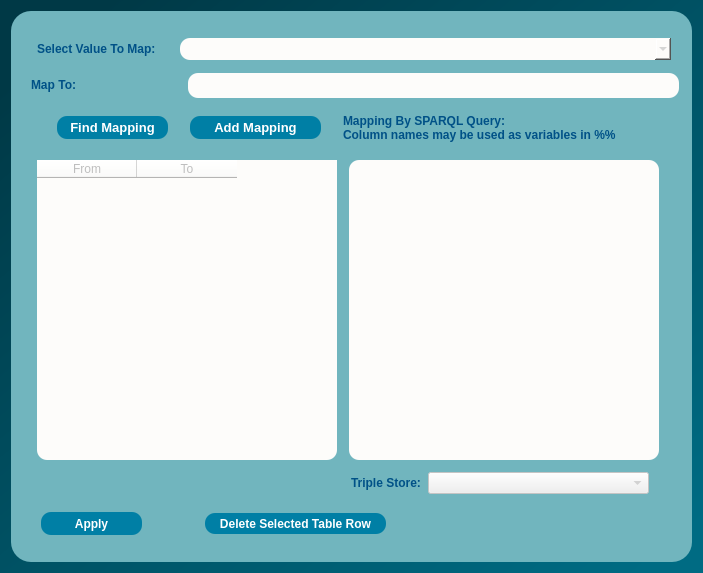
Qt form dialogs/ui/valuemappingdialog.ui (sparqlunicorn/sparqlunicornGoesGIS) before a commit.
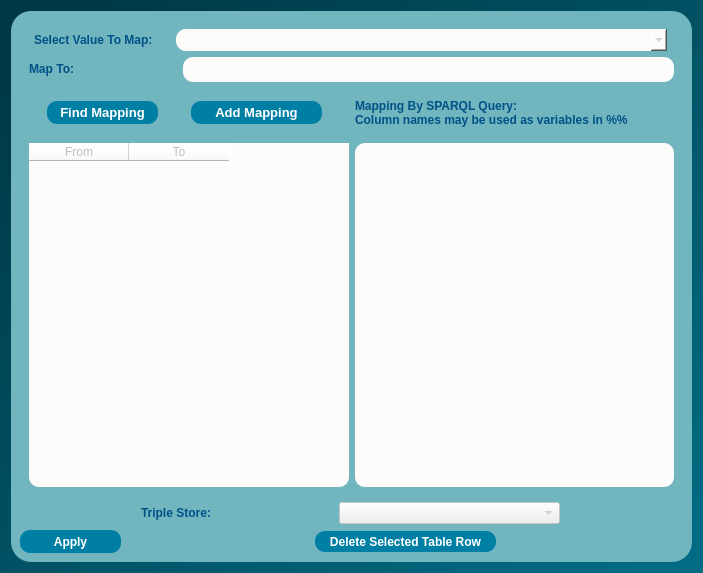
The same form after that commit.

The edit to the form file:
```diff
--- a/dialogs/ui/valuemappingdialog.ui
+++ b/dialogs/ui/valuemappingdialog.ui
@@ -6,7 +6,7 @@
    <rect>
     <x>0</x>
     <y>0</y>
-    <width>701</width>
+    <width>699</width>
     <height>569</height>
    </rect>
   </property>
@@ -27,12 +27,6 @@
        <height>551</height>
       </size>
      </property>
-     <property name="maximumSize">
-      <size>
-       <width>681</width>
-       <height>551</height>
-      </size>
-     </property>
      <property name="styleSheet">
       <string notr="true">QObject#frame{
 	background-color:qlineargradient(spread:pad, x1:0, y1:0, x2:1, y2:1, stop:0.0113636 rgba(113, 181, 190, 255));
@@ -46,15 +40,9 @@
      <property name="frameShadow">
       <enum>QFrame::Raised</enum>
      </property>
+     <layout class="QGridLayout" name="gridLayout_4">
+      <item row="0" column="0">
      <widget class="QWidget" name="widget" native="true">
-      <property name="geometry">
-       <rect>
-        <x>20</x>
-        <y>20</y>
-        <width>648</width>
-        <height>75</height>
-       </rect>
-      </property>
       <layout class="QGridLayout" name="gridLayout">
        <item row="0" column="0">
         <layout class="QHBoxLayout" name="horizontalLayout_2">
@@ -195,82 +183,8 @@
        </item>
       </layout>
      </widget>
-     <widget class="QWidget" name="widget_2" native="true">
-      <property name="geometry">
-       <rect>
-        <x>20</x>
-        <y>140</y>
-        <width>634</width>
-        <height>318</height>
-       </rect>
-      </property>
-      <layout class="QGridLayout" name="gridLayout_2">
-       <item row="0" column="0">
-        <widget class="QTableWidget" name="valmaptable">
-         <property name="enabled">
-          <bool>false</bool>
-         </property>
-         <property name="minimumSize">
-          <size>
-           <width>300</width>
-           <height>300</height>
-          </size>
-         </property>
-         <property name="maximumSize">
-          <size>
-           <width>300</width>
-           <height>300</height>
-          </size>
-         </property>
-         <property name="styleSheet">
-          <string notr="true">border-radius:10px;
-
-background-color: rgb(253, 252, 250);</string>
-         </property>
-         <column>
-          <property name="text">
-           <string>From</string>
-          </property>
-         </column>
-         <column>
-          <property name="text">
-           <string>To</string>
-          </property>
-         </column>
-        </widget>
-       </item>
-       <item row="0" column="1">
-        <widget class="QPlainTextEdit" name="queryedit">
-         <property name="minimumSize">
-          <size>
-           <width>310</width>
-           <height>300</height>
-          </size>
-         </property>
-         <property name="maximumSize">
-          <size>
-           <width>310</width>
-           <height>300</height>
-          </size>
-         </property>
-         <property name="styleSheet">
-          <string notr="true">border-radius:10px;
-
-background-color: rgb(253, 252, 250);</string>
-         </property>
-        </widget>
-       </item>
-      </layout>
-     </widget>
-     <widget class="QWidget" name="layoutWidget">
-      <property name="geometry">
-       <rect>
-        <x>30</x>
-        <y>100</y>
-        <width>621</width>
-        <height>33</height>
-       </rect>
-      </property>
+      </item>
+      <item row="1" column="0">
       <layout class="QHBoxLayout" name="horizontalLayout_4">
        <item>
         <widget class="QPushButton" name="findMappingButton">
@@ -371,16 +285,109 @@
         </widget>
        </item>
       </layout>
-     </widget>
-     <widget class="QWidget" name="layoutWidget">
-      <property name="geometry">
-       <rect>
-        <x>30</x>
-        <y>500</y>
-        <width>401</width>
-        <height>25</height>
-       </rect>
-      </property>
+      </item>
+      <item row="2" column="0">
+       <widget class="QWidget" name="widget_2" native="true">
+        <layout class="QGridLayout" name="gridLayout_2">
+         <item row="0" column="0">
+          <widget class="QTableWidget" name="valmaptable">
+           <property name="enabled">
+            <bool>false</bool>
+           </property>
+           <property name="minimumSize">
+            <size>
+             <width>300</width>
+             <height>300</height>
+            </size>
+           </property>
+           <property name="styleSheet">
+            <string notr="true">border-radius:10px;
+
+background-color: rgb(253, 252, 250);</string>
+           </property>
+           <column>
+            <property name="text">
+             <string>From</string>
+            </property>
+           </column>
+           <column>
+            <property name="text">
+             <string>To</string>
+            </property>
+           </column>
+          </widget>
+         </item>
+         <item row="0" column="1">
+          <widget class="QPlainTextEdit" name="queryedit">
+           <property name="minimumSize">
+            <size>
+             <width>310</width>
+             <height>300</height>
+            </size>
+           </property>
+           <property name="styleSheet">
+            <string notr="true">border-radius:10px;
+
+background-color: rgb(253, 252, 250);</string>
+           </property>
+          </widget>
+         </item>
+        </layout>
+       </widget>
+      </item>
+      <item row="3" column="0">
+       <layout class="QHBoxLayout" name="horizontalLayout_5">
+        <item>
+         <widget class="QLabel" name="maptolabel_2">
+          <property name="minimumSize">
+           <size>
+            <width>71</width>
+            <height>16</height>
+           </size>
+          </property>
+          <property name="maximumSize">
+           <size>
+            <width>71</width>
+            <height>16</height>
+           </size>
+          </property>
+          <property name="font">
+           <font>
+            <pointsize>9</pointsize>
+            <weight>75</weight>
+            <bold>true</bold>
+           </font>
+          </property>
+          <property name="styleSheet">
+           <string notr="true">color:rgb(0, 81, 135);</string>
+          </property>
+          <property name="text">
+           <string>Triple Store:</string>
+          </property>
+         </widget>
+        </item>
+        <item>
+         <widget class="QComboBox" name="tripleStoreEdit">
+          <property name="enabled">
+           <bool>false</bool>
+          </property>
+          <property name="minimumSize">
+           <size>
+            <width>221</width>
+            <height>22</height>
+           </size>
+          </property>
+          <property name="maximumSize">
+           <size>
+            <width>221</width>
+            <height>22</height>
+           </size>
+          </property>
+         </widget>
+        </item>
+       </layout>
+      </item>
+      <item row="4" column="0">
       <layout class="QHBoxLayout" name="horizontalLayout">
        <item>
         <widget class="QPushButton" name="applyButton">
@@ -477,67 +484,8 @@
         </spacer>
        </item>
       </layout>
-     </widget>
-     <widget class="QWidget" name="layoutWidget">
-      <property name="geometry">
-       <rect>
-        <x>340</x>
-        <y>460</y>
-        <width>300</width>
-        <height>24</height>
-       </rect>
-      </property>
-      <layout class="QHBoxLayout" name="horizontalLayout_5">
-       <item>
-        <widget class="QLabel" name="maptolabel_2">
-         <property name="minimumSize">
-          <size>
-           <width>71</width>
-           <height>16</height>
-          </size>
-         </property>
-         <property name="maximumSize">
-          <size>
-           <width>71</width>
-           <height>16</height>
-          </size>
-         </property>
-         <property name="font">
-          <font>
-           <pointsize>9</pointsize>
-           <weight>75</weight>
-           <bold>true</bold>
-          </font>
-         </property>
-         <property name="styleSheet">
-          <string notr="true">color:rgb(0, 81, 135);</string>
-         </property>
-         <property name="text">
-          <string>Triple Store:</string>
-         </property>
-        </widget>
-       </item>
-       <item>
-        <widget class="QComboBox" name="tripleStoreEdit">
-         <property name="enabled">
-          <bool>false</bool>
-         </property>
-         <property name="minimumSize">
-          <size>
-           <width>221</width>
-           <height>22</height>
-          </size>
-         </property>
-         <property name="maximumSize">
-          <size>
-           <width>221</width>
-           <height>22</height>
-          </size>
-         </property>
-        </widget>
-       </item>
-      </layout>
-     </widget>
+      </item>
+     </layout>
     </widget>
    </item>
   </layout>
```
Lines whose indentation alone changed are shown as unchanged.
